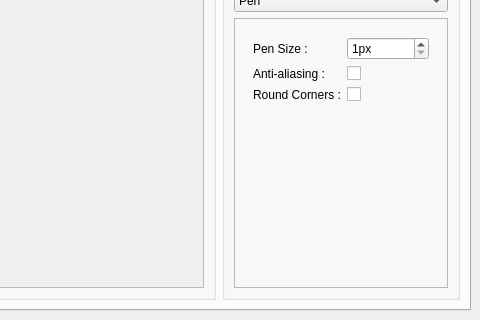
First picture: the form in MainWindow.ui, repository fborse/map-painter-95, before the edit; both pictures show x 544 to 1024 and y 448 to 768 of the 1024 by 768 pixel window.
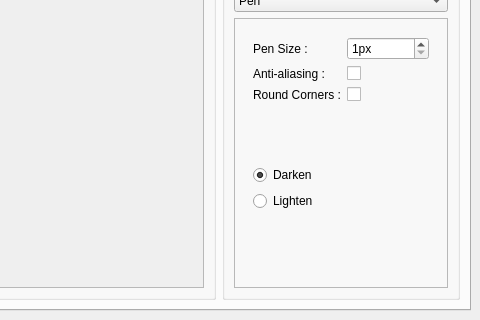
Second picture: the form after the edit. The open tabs and pages were chosen to show the change. Icons and pictures are not drawn. Custom widgets are drawn as their Qt base class.

Commit message: Implemented darken/lighten tool

```diff
--- a/MainWindow.ui
+++ b/MainWindow.ui
@@ -636,7 +636,40 @@
                     </item>
                    </layout>
                   </widget>
-                  <widget class="QWidget" name="shaderPage"/>
+                  <widget class="QWidget" name="shaderPage">
+                   <layout class="QVBoxLayout" name="verticalLayout_11">
+                    <item>
+                     <widget class="QRadioButton" name="darkenRadioButton">
+                      <property name="text">
+                       <string>Darken</string>
+                      </property>
+                      <property name="checked">
+                       <bool>true</bool>
+                      </property>
+                     </widget>
+                    </item>
+                    <item>
+                     <widget class="QRadioButton" name="lightenRadioButton">
+                      <property name="text">
+                       <string>Lighten</string>
+                      </property>
+                     </widget>
+                    </item>
+                    <item>
+                     <spacer name="verticalSpacer">
+                      <property name="orientation">
+                       <enum>Qt::Orientation::Vertical</enum>
+                      </property>
+                      <property name="sizeHint" stdset="0">
+                       <size>
+                        <width>20</width>
+                        <height>40</height>
+                       </size>
+                      </property>
+                     </spacer>
+                    </item>
+                   </layout>
+                  </widget>
                  </widget>
                 </item>
                </layout>
```
Left out of the diff: 21 changed lines with no effect on the pictures. The commit also changes 2 other files.
